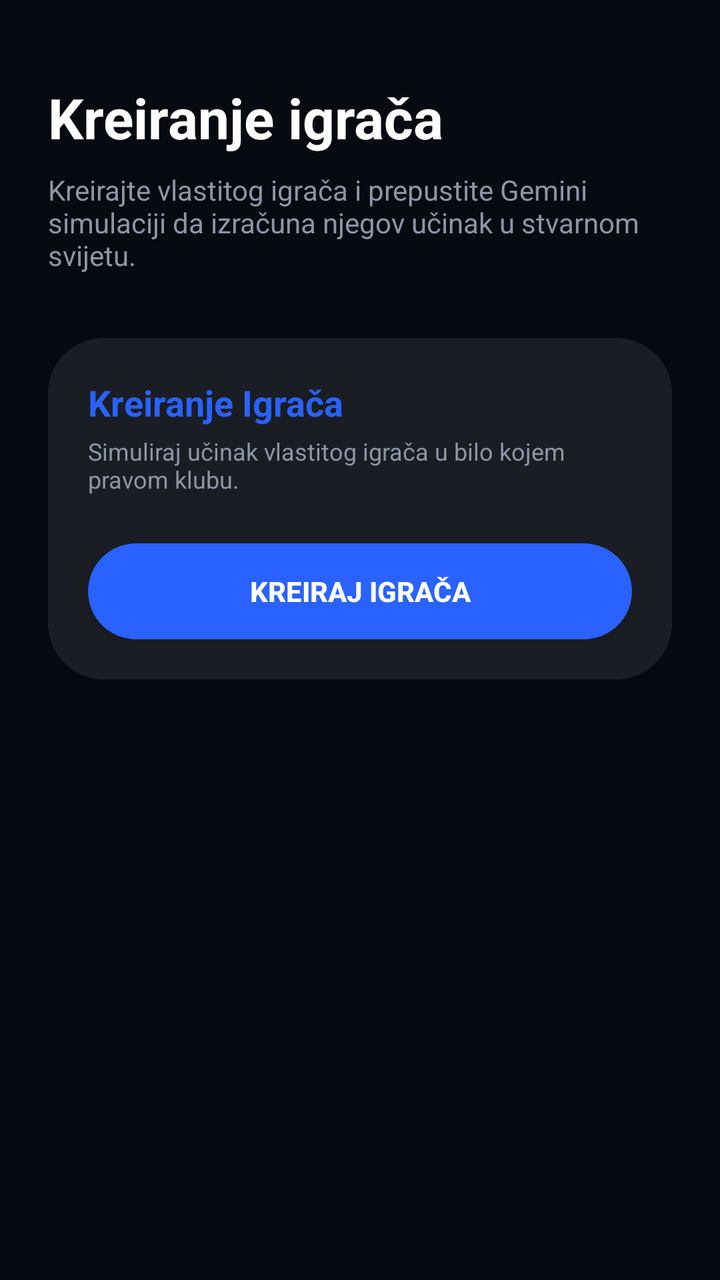
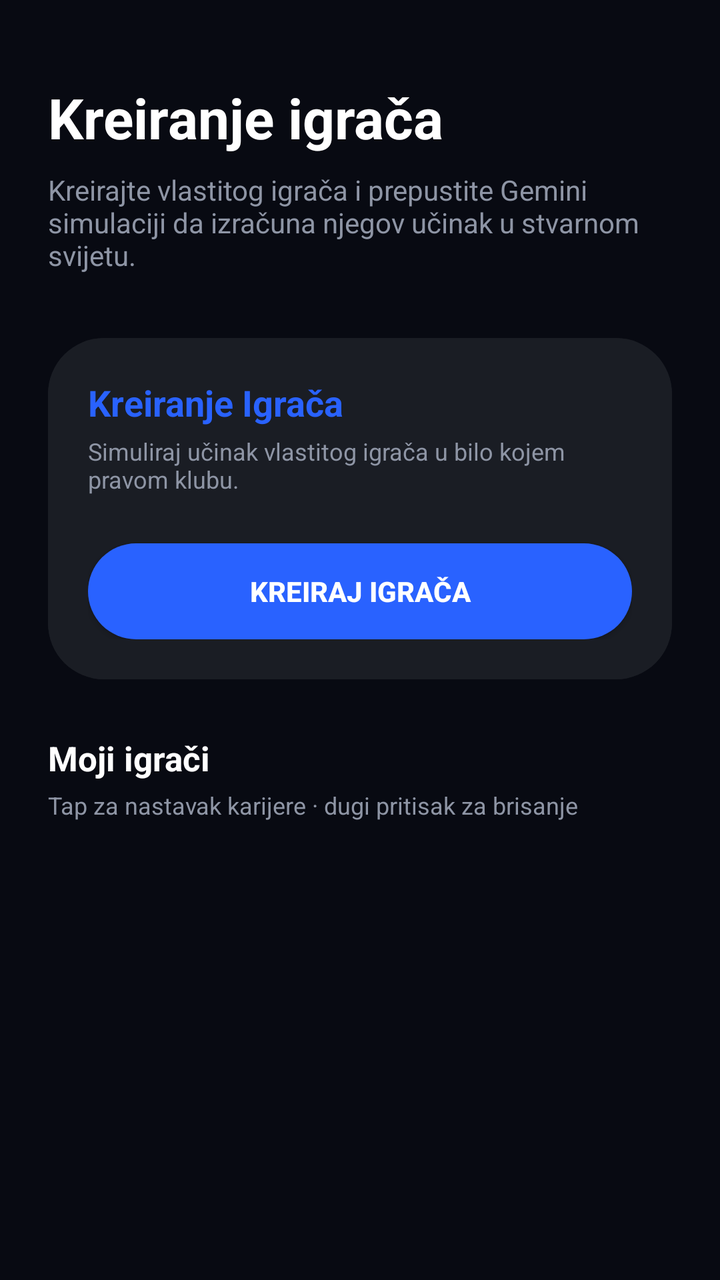

Before-and-after screenshots of an Android layout around one commit, followed by the original layout XML and the change that was made.
<!-- AndroidManifest.xml: application theme Theme.FootMash -->
<!-- res/layout/fragment_ai_lab.xml -->
<?xml version="1.0" encoding="utf-8"?>
<androidx.core.widget.NestedScrollView xmlns:android="http://schemas.android.com/apk/res/android"
    android:layout_width="match_parent"
    android:layout_height="match_parent"
    android:background="@color/background"
    android:fillViewport="true">

    <LinearLayout
        android:layout_width="match_parent"
        android:layout_height="wrap_content"
        android:orientation="vertical"
        android:padding="24dp">

        <TextView
            android:layout_width="wrap_content"
            android:layout_height="wrap_content"
            android:text="@string/ai_lab_title"
            android:textColor="@color/text_primary"
            android:textSize="28sp"
            android:textStyle="bold"
            android:layout_marginTop="16dp" />

        <TextView
            android:layout_width="wrap_content"
            android:layout_height="wrap_content"
            android:text="Kreirajte vlastitog igrača i prepustite Gemini simulaciji da izračuna njegov učinak u stvarnom svijetu."
            android:textColor="@color/text_secondary"
            android:textSize="14sp"
            android:layout_marginTop="8dp" />

        
        <com.google.android.material.card.MaterialCardView
            style="@style/FootMashCard"
            android:layout_width="match_parent"
            android:layout_height="wrap_content"
            android:layout_marginTop="32dp">
            
            <LinearLayout
                android:layout_width="match_parent"
                android:layout_height="wrap_content"
                android:orientation="vertical"
                android:padding="20dp"
                android:background="@color/surface">
                
                <TextView
                    android:layout_width="wrap_content"
                    android:layout_height="wrap_content"
                    android:text="Kreiranje Igrača"
                    android:textColor="@color/accent_blue"
                    android:textSize="18sp"
                    android:textStyle="bold" />
                    
                <TextView
                    android:layout_width="wrap_content"
                    android:layout_height="wrap_content"
                    android:text="Simuliraj učinak vlastitog igrača u bilo kojem pravom klubu."
                    android:textColor="@color/text_secondary"
                    android:textSize="12sp"
                    android:layout_marginTop="4dp" />

                <com.google.android.material.button.MaterialButton
                    android:id="@+id/btnSimulatePlayer"
                    style="@style/PillButton.Active"
                    android:layout_width="match_parent"
                    android:layout_height="wrap_content"
                    android:layout_marginTop="24dp"
                    android:text="KREIRAJ IGRAČA" />
            </LinearLayout>
        </com.google.android.material.card.MaterialCardView>



    </LinearLayout>
</androidx.core.widget.NestedScrollView>
<!-- resources referenced by this layout -->
<resources>
  <color name="accent_blue">#2962FF</color>
  <color name="background">#080A12</color>
  <color name="surface">#1A1D24</color>
  <color name="text_primary">#FFFFFF</color>
  <color name="text_secondary">#8E95A5</color>
  <string name="ai_lab_title">Kreiranje igrača</string>
  <style name="FootMashCard" parent="Widget.MaterialComponents.CardView">
          <item name="cardCornerRadius">28dp</item>
          <item name="cardElevation">0dp</item>
          <item name="cardBackgroundColor">@color/card_background</item>
      </style>
  <style name="PillButton.Active" parent="PillButton">
          <item name="backgroundTint">@color/accent_blue</item>
          <item name="android:textColor">@color/text_on_primary</item>
          <item name="android:textStyle">bold</item>
      </style>
  <color name="card_background">#1A1D24</color>
  <color name="text_on_primary">#FFFFFF</color>
  <color name="primary">#080A12</color>
  <color name="primary_dark">#05070D</color>
  <style name="TextAppearance.FootMash.Headline1" parent="TextAppearance.MaterialComponents.Headline1">
          <item name="android:fontFamily">sans-serif</item>
          <item name="android:textColor">@color/text_primary</item>
      </style>
  <style name="TextAppearance.FootMash.Headline2" parent="TextAppearance.MaterialComponents.Headline2">
          <item name="android:fontFamily">sans-serif-medium</item>
          <item name="android:textColor">@color/text_primary</item>
      </style>
  <style name="TextAppearance.FootMash.Headline3" parent="TextAppearance.MaterialComponents.Headline3">
          <item name="android:fontFamily">sans-serif-medium</item>
          <item name="android:textColor">@color/text_primary</item>
      </style>
  <style name="TextAppearance.FootMash.Headline4" parent="TextAppearance.MaterialComponents.Headline4">
          <item name="android:fontFamily">sans-serif-bold</item>
          <item name="android:textStyle">bold</item>
          <item name="android:textColor">@color/text_primary</item>
      </style>
  <style name="TextAppearance.FootMash.Headline5" parent="TextAppearance.MaterialComponents.Headline5">
          <item name="android:fontFamily">sans-serif-bold</item>
          <item name="android:textStyle">bold</item>
          <item name="android:textColor">@color/text_primary</item>
          <item name="android:textSize">24sp</item>
      </style>
  <style name="TextAppearance.FootMash.Headline6" parent="TextAppearance.MaterialComponents.Headline6">
          <item name="android:fontFamily">sans-serif-bold</item>
          <item name="android:textStyle">bold</item>
          <item name="android:textColor">@color/text_primary</item>
          <item name="android:textSize">20sp</item>
      </style>
  <style name="TextAppearance.FootMash.Subtitle1" parent="TextAppearance.MaterialComponents.Subtitle1">
          <item name="android:fontFamily">sans-serif-medium</item>
          <item name="android:textColor">@color/text_primary</item>
          <item name="android:textSize">16sp</item>
      </style>
  <style name="TextAppearance.FootMash.Subtitle2" parent="TextAppearance.MaterialComponents.Subtitle2">
          <item name="android:fontFamily">sans-serif-medium</item>
          <item name="android:textColor">@color/text_secondary</item>
          <item name="android:textSize">14sp</item>
      </style>
  <style name="TextAppearance.FootMash.Body1" parent="TextAppearance.MaterialComponents.Body1">
          <item name="android:fontFamily">sans-serif</item>
          <item name="android:textColor">@color/text_primary</item>
          <item name="android:textSize">16sp</item>
      </style>
  <style name="TextAppearance.FootMash.Body2" parent="TextAppearance.MaterialComponents.Body2">
          <item name="android:fontFamily">sans-serif</item>
          <item name="android:textColor">@color/text_secondary</item>
          <item name="android:textSize">14sp</item>
      </style>
  <!-- unchanged entries left out for length: 2 -->
</resources>

<!-- the commit's change to res/layout/fragment_ai_lab.xml (unified diff, before → after) -->
@@ -68,7 +68,42 @@
             </LinearLayout>
         </com.google.android.material.card.MaterialCardView>
 
+        
+        <TextView
+            android:id="@+id/textSavedPlayersHeader"
+            android:layout_width="wrap_content"
+            android:layout_height="wrap_content"
+            android:text="Moji igrači"
+            android:textColor="@color/text_primary"
+            android:textSize="17sp"
+            android:textStyle="bold"
+            android:layout_marginTop="28dp" />
 
+        <TextView
+            android:id="@+id/textSavedPlayersHint"
+            android:layout_width="match_parent"
+            android:layout_height="wrap_content"
+            android:text="Tap za nastavak karijere · dugi pritisak za brisanje"
+            android:textColor="@color/text_secondary"
+            android:textSize="12sp"
+            android:layout_marginTop="4dp" />
+
+        <LinearLayout
+            android:id="@+id/containerSavedPlayers"
+            android:layout_width="match_parent"
+            android:layout_height="wrap_content"
+            android:orientation="vertical"
+            android:layout_marginTop="12dp" />
+
+        <TextView
+            android:id="@+id/textNoSavedPlayers"
+            android:layout_width="match_parent"
+            android:layout_height="wrap_content"
+            android:text="Još nema kreiranih igrača."
+            android:textColor="@color/text_secondary"
+            android:textSize="14sp"
+            android:layout_marginTop="12dp"
+            android:visibility="gone" />
 
     </LinearLayout>
 </androidx.core.widget.NestedScrollView>
